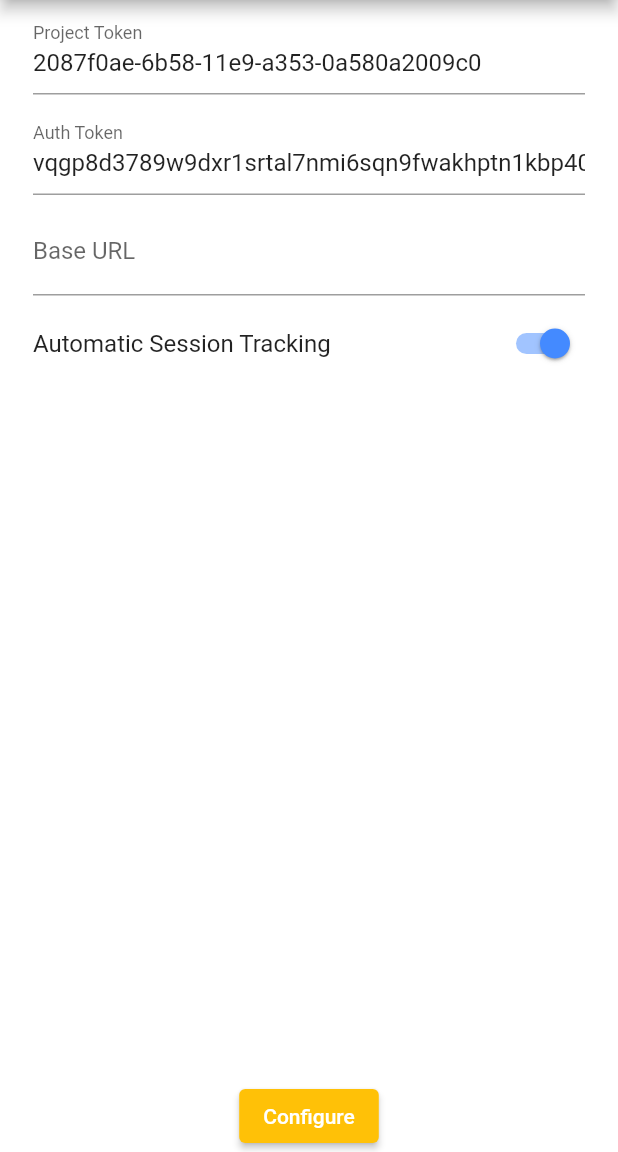
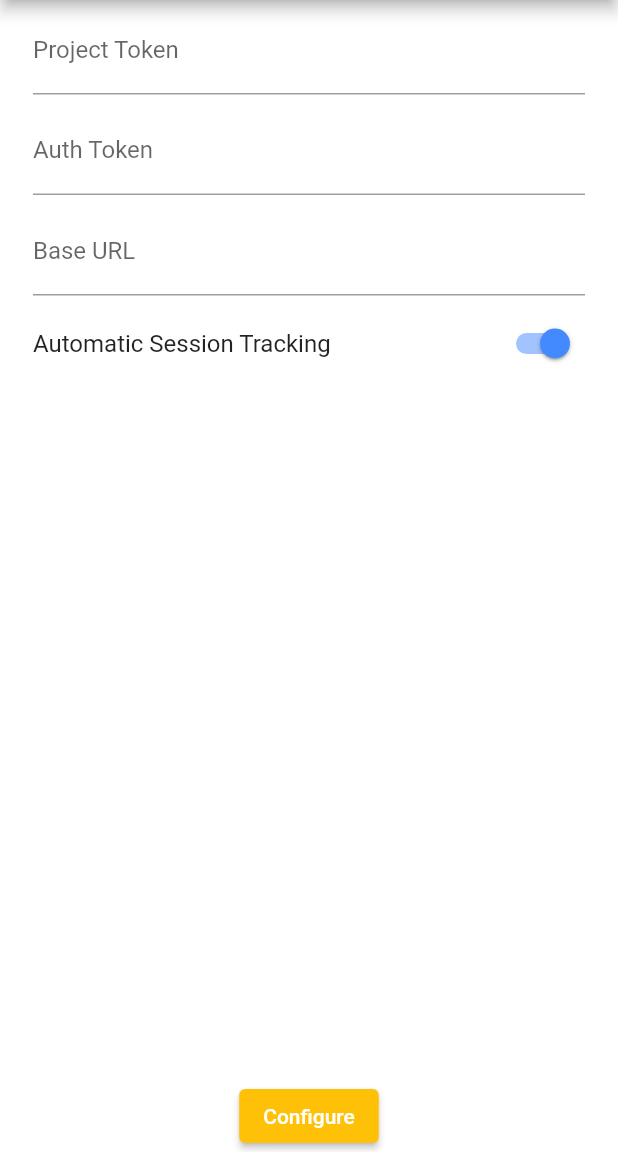
Before and after one commit to exponea/exponea-flutter-sdk, a Flutter app: the screen it shows after launch, on a phone screen of 412 x 824 dp, the part 84-1236 px from its top. Run offline on Flutter 3.47's test engine with Material 2 defaults, Android fonts, the phone set to English and light mode, and no system bars; our stand-ins replace plugin_platform_interface, shared_preferences.

```diff
--- a/example/lib/page/config.dart
+++ b/example/lib/page/config.dart
@@ -38,10 +38,8 @@ class _ConfigPageState extends State<ConfigPage> {
     _baseUrlController = TextEditingController(text: '');
     _sessionTrackingController = ValueNotifier(true);
     SharedPreferences.getInstance().then((sp) async {
-      _projectTokenController.text = sp.getString(SP_KEY_PROJECT) ??
-          '2087f0ae-6b58-11e9-a353-0a580a2009c0';
-      _authTokenController.text = sp.getString(SP_KEY_AUTH) ??
-          'vqgp8d3789w9dxr1srtal7nmi6sqn9fwakhptn1kbp40lb484pbh4v5a750lf817';
+      _projectTokenController.text = sp.getString(SP_KEY_PROJECT) ?? '';
+      _authTokenController.text = sp.getString(SP_KEY_AUTH) ?? '';
       _baseUrlController.text = sp.getString(SP_KEY_BASE_URL) ?? '';
       _sessionTrackingController.value =
           sp.getBool(SP_KEY_SESSION_TRACKING) ?? true;
```
Also changed, not shown: 1 other file.
